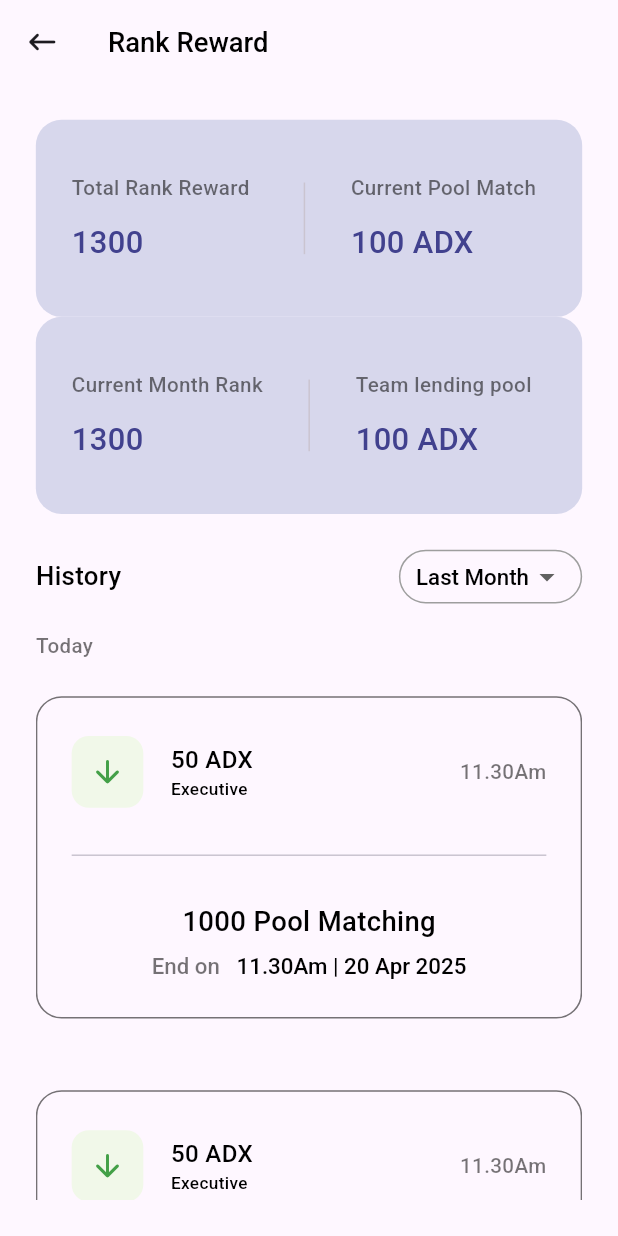
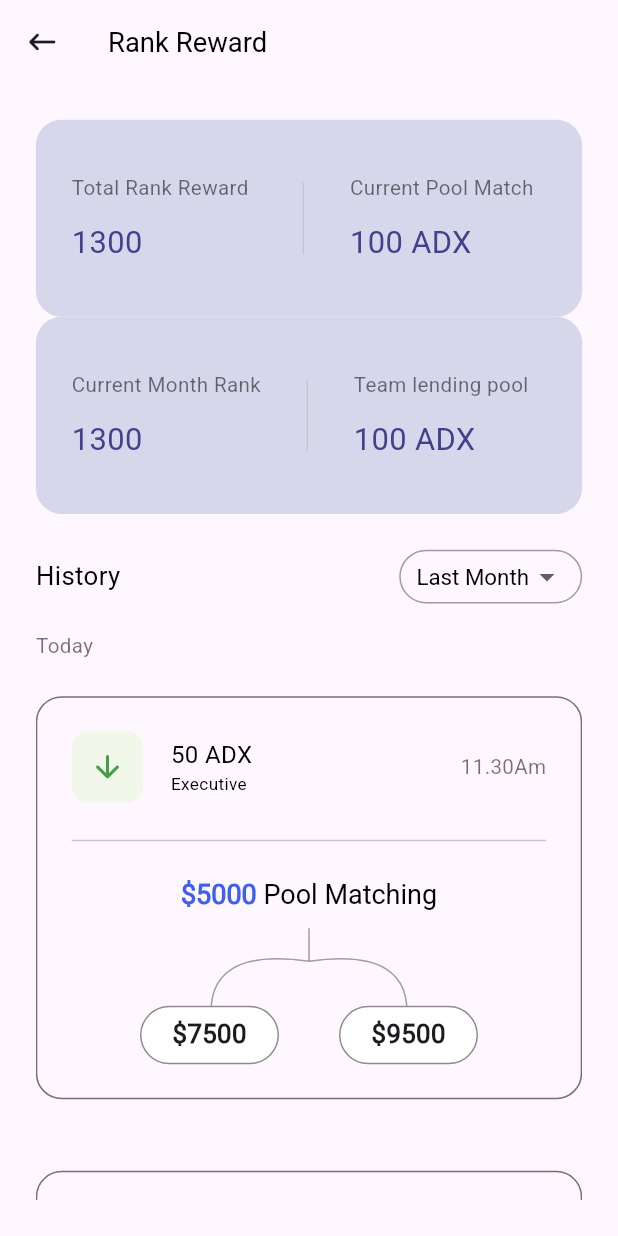
Before and after one commit to dheedeveloper/adrox, a Flutter app: the RankReward screen opened directly, on a phone screen of 412 x 824 dp. Run offline on Flutter 3.47's test engine with Material 3 defaults, Android fonts, the light colour scheme and no system bars; our stand-ins replace flutter_screenutil.

Commit message:
text allign

```diff
--- a/lib/screens/Landing/profitMenu/profitRank/rankreward.dart
+++ b/lib/screens/Landing/profitMenu/profitRank/rankreward.dart
@@ -18,7 +18,7 @@ class _RankRewardState extends State<RankReward> {
       appBar: AppBar(leading: IconButton(icon: Icon(Icons.keyboard_backspace_rounded), onPressed: () {
         Navigator.pop(context);
       },),
-      title: Text("Rank Reward",style: TextStyle(color: Colors.black, fontFamily: "Roboto-medium", fontSize: 16.sp,)),),
+      title: Text("Rank Reward",style: TextStyle(color: Colors.black, fontFamily: "Roboto-regular", fontSize: 16.sp,)),),
       body: Container(
         height: double.infinity,width: double.infinity.w,padding: EdgeInsets.all(20.h),
         child: Column(
@@ -35,8 +35,8 @@ class _RankRewardState extends State<RankReward> {
                     mainAxisAlignment: MainAxisAlignment.spaceEvenly,
                     crossAxisAlignment: CrossAxisAlignment.start,
                     children: [
-                      Text("Total Rank Reward",style: TextStyle(color: Colors.black54, fontFamily: "Roboto-medium", fontSize: 12.sp,)),
-                      Text("1300 ",style: TextStyle(color: Color(0xff41418E), fontFamily: "Roboto-medium", fontSize: 18.sp,)),
+                      Text("Total Rank Reward",style: TextStyle(color: Colors.black54, fontFamily: "Roboto-regular", fontSize: 12.sp,)),
+                      Text("1300 ",style: TextStyle(color: Color(0xff41418E), fontFamily: "Roboto-regular", fontSize: 18.sp,)),
                     ],),
                   SizedBox(width: 25.w,),
                   VerticalDivider(indent: 15.h,endIndent: 15.h,),
@@ -45,8 +45,8 @@ class _RankRewardState extends State<RankReward> {
                     mainAxisAlignment: MainAxisAlignment.spaceEvenly,
                     crossAxisAlignment: CrossAxisAlignment.start,
                     children: [
-                      Text("Current Pool Match",style: TextStyle(color: Colors.black54, fontFamily: "Roboto-medium", fontSize: 12.sp,)),
-                      Text("100 ADX",style: TextStyle(color: Color(0xff41418E), fontFamily: "Roboto-medium", fontSize: 18.sp,)),
+                      Text("Current Pool Match",style: TextStyle(color: Colors.black54, fontFamily: "Roboto-regular", fontSize: 12.sp,)),
+                      Text("100 ADX",style: TextStyle(color: Color(0xff41418E), fontFamily: "Roboto-regular", fontSize: 18.sp,)),
                     ],),
                 ],
               ),),
@@ -61,8 +61,8 @@ class _RankRewardState extends State<RankReward> {
                     mainAxisAlignment: MainAxisAlignment.spaceEvenly,
                     crossAxisAlignment: CrossAxisAlignment.start,
                     children: [
-                      Text("Current Month Rank",style: TextStyle(color: Colors.black54, fontFamily: "Roboto-medium", fontSize: 12.sp,)),
-                      Text("1300 ",style: TextStyle(color: Color(0xff41418E), fontFamily: "Roboto-medium", fontSize: 18.sp,)),
+                      Text("Current Month Rank",style: TextStyle(color: Colors.black54, fontFamily: "Roboto-regular", fontSize: 12.sp,)),
+                      Text("1300 ",style: TextStyle(color: Color(0xff41418E), fontFamily: "Roboto-regular", fontSize: 18.sp,)),
                     ],),
                   SizedBox(width: 20.w,),
                   VerticalDivider(indent: 15.h,endIndent: 15.h,),
@@ -71,15 +71,15 @@ class _RankRewardState extends State<RankReward> {
                     mainAxisAlignment: MainAxisAlignment.spaceEvenly,
                     crossAxisAlignment: CrossAxisAlignment.start,
                     children: [
-                      Text("Team lending pool",style: TextStyle(color: Colors.black54, fontFamily: "Roboto-medium", fontSize: 12.sp,)),
-                      Text("100 ADX",style: TextStyle(color: Color(0xff41418E), fontFamily: "Roboto-medium", fontSize: 18.sp,)),
+                      Text("Team lending pool",style: TextStyle(color: Colors.black54, fontFamily: "Roboto-regular", fontSize: 12.sp,)),
+                      Text("100 ADX",style: TextStyle(color: Color(0xff41418E), fontFamily: "Roboto-regular", fontSize: 18.sp,)),
                     ],),
                 ],
               ),),
             SizedBox(height: 20.h,),
             Row(
               children: [
-                Text("History",style: TextStyle(color: Colors.black, fontFamily: "Roboto-medium", fontSize: 15.sp,)),
+                Text("History",style: TextStyle(color: Colors.black, fontFamily: "Roboto-regular", fontSize: 15.sp,)),
                 Spacer(),
                 SizedBox(height: 30.h,
                   child: DecoratedBox(
@@ -93,17 +93,17 @@ class _RankRewardState extends State<RankReward> {
                         child: DropdownButton<String>(
                           borderRadius: BorderRadius.all(Radius.circular(15.r)),
                           value: selectedValue,
-                          style: TextStyle(color: Colors.black, fontFamily: "Roboto-medium", fontSize: 13.sp,),
+                          style: TextStyle(color: Colors.black, fontFamily: "Roboto-regular", fontSize: 13.sp,),
                           items: [
                             DropdownMenuItem(
                               value: "Last Month",
                               child: Text("Last Month",
-                                  style: TextStyle(color: Colors.black, fontFamily: "Roboto-medium", fontSize: 13.sp,)),
+                                  style: TextStyle(color: Colors.black, fontFamily: "Roboto-regular", fontSize: 13.sp,)),
                             ),
                             DropdownMenuItem(
                               value: "Last Year",
                               child: Text("Last Year",
-                                  style: TextStyle(color: Colors.black, fontFamily: "Roboto-medium", fontSize: 13.sp,)),
+                                  style: TextStyle(color: Colors.black, fontFamily: "Roboto-regular", fontSize: 13.sp,)),
                             ),
                           ],
                           onChanged: (newValue) {
@@ -118,7 +118,7 @@ class _RankRewardState extends State<RankReward> {
                 )
               ],
             ),            SizedBox(height: 15.h,),
-            Text("Today",style: TextStyle(color: Colors.black54, fontFamily: "Roboto-medium", fontSize: 12.sp,)),
+            Text("Today",style: TextStyle(color: Colors.black54, fontFamily: "Roboto-regular", fontSize: 12.sp,)),
             Expanded(
               child: ListView.builder(
                 itemCount: 6,
@@ -126,7 +126,7 @@ class _RankRewardState extends State<RankReward> {
                   padding: EdgeInsets.symmetric(vertical: 20.h),
                   child: Container(
                     padding: EdgeInsets.symmetric(horizontal: 20.w,vertical: 15.h),
-                    height: 180.h,width: double.infinity,decoration: BoxDecoration(border: Border.all(color: Colors.black54),
+                    height: 225.h,width: double.infinity,decoration: BoxDecoration(border: Border.all(color: Colors.black54),
                       borderRadius: BorderRadius.circular(15.w)),
                     child: Column(
                       mainAxisAlignment: MainAxisAlignment.spaceEvenly,
@@ -144,39 +144,45 @@ class _RankRewardState extends State<RankReward> {
                               mainAxisAlignment: MainAxisAlignment.center,
                               crossAxisAlignment: CrossAxisAlignment.start,
                               children: [
-                                Text("50 ADX",style: TextStyle(color: Colors.black, fontFamily: "Roboto-medium", fontSize: 14.sp,)),
-                                Text("Executive",style: TextStyle(color: Colors.black, fontFamily: "Roboto-medium", fontSize: 10.sp,)),
+                                Text("50 ADX",style: TextStyle(color: Colors.black, fontFamily: "Roboto-regular", fontSize: 14.sp,)),
+                                Text("Executive",style: TextStyle(color: Colors.black, fontFamily: "Roboto-regular", fontSize: 10.sp,)),
                               ],),
-                            Spacer(),
-                            Text("11.30Am",style: TextStyle(color: Colors.black54, fontFamily: "Roboto-medium", fontSize: 12.sp,)),
+                            const Spacer(),
+                            Text("11.30Am",style: TextStyle(color: Colors.black54, fontFamily: "Roboto-regular", fontSize: 12.sp,)),
                           ],),
                         SizedBox(height: 7.h,),
-                        Divider(),
+                        const Divider(),
                         SizedBox(height: 7.h,),
-                        Text("1000 Pool Matching",style: TextStyle(color: Colors.black, fontFamily: "Roboto-medium", fontSize: 16.sp,)),
-                        RichText(
-                          text: TextSpan(
+                        Center(
+                          child: RichText(
+                            text: const TextSpan(
+                              style: TextStyle(fontSize: 16, color: Colors.black),
+                              children: [
+                                TextSpan(
+                                  text: "\$5000",
+                                  style: TextStyle(fontSize: 18, fontFamily: "Roboto-regular",fontWeight: FontWeight.bold, color: Color(0xff3F5FF2)),
+                                ),
+                                TextSpan(text: " Pool Matching",
+                                  style: TextStyle(fontSize: 18, fontFamily: "Roboto-regular", color: Colors.black),),
+                              ],
+                            ),
+                          ),
+                        ),
+                    CustomPaint(
+                      painter: TreePainter(),
+                      child: Column(
+                        children: [
+                          SizedBox(height: 50.h), // Space for lines
+                          Row(
+                            mainAxisAlignment: MainAxisAlignment.center,
                             children: [
-                              TextSpan(
-                                text: "End on   ", // Top text with smaller font size
-                                style: TextStyle(
-                                  color: Colors.black54,
-                                  fontWeight: FontWeight.normal,
-                                  fontFamily: "Roboto-medium",
-                                  fontSize: 13.sp, // Smaller font size
-                                ),
-                              ),
-                              TextSpan(
-                                text: "11.30Am | 20 Apr 2025", // Bottom text with larger font size
-                                style: TextStyle(
-                                  color: Colors.black,
-                                  fontFamily: "Roboto-medium",
-                                  fontSize: 13.sp, // Larger font size
-                                ),
-                              ),
+                              buildAmountBox("\$7500"),
+                              const SizedBox(width: 40),
+                              buildAmountBox("\$9500"),
                             ],
                           ),
-                        ),
+                        ],
+                      )),
                       ],),),
                 ),
               ),
@@ -186,3 +192,58 @@ class _RankRewardState extends State<RankReward> {
     ));
   }
 }
+
+Widget buildAmountBox(String amount) {
+  return Container(
+    padding: EdgeInsets.symmetric(vertical: 5.h, horizontal: 18.w),
+    decoration: BoxDecoration(
+      border: Border.all(color: Colors.black45),
+      borderRadius: BorderRadius.circular(20),
+      color: Colors.white,
+    ),
+    child: Text(
+      amount,
+      style: TextStyle(fontSize: 15.sp, fontWeight: FontWeight.bold,fontFamily: "Roboto-regular",),
+    ),
+  );
+}
+
+
+class TreePainter extends CustomPainter {
+  @override
+  void paint(Canvas canvas, Size size) {
+    final Paint paint = Paint()
+      ..color = Colors.grey
+      ..strokeWidth = 1
+      ..style = PaintingStyle.stroke;
+
+    final Path path = Path();
+
+    final double centerX = size.width / 2;
+    const double startY = 8;
+    const double midY = 30; // First downward curve
+    const double curveY = 20; // Midpoint of the curve
+    const double endY = 70; // Bottom position where boxes are placed
+
+    final double leftX = centerX -65;
+    final double rightX = centerX + 65;
+
+    // Draw vertical line down from top
+    path.moveTo(centerX, startY);
+    path.lineTo(centerX, midY);
+
+    // Draw curved connector to the left box
+    path.moveTo(centerX, midY);
+    path.quadraticBezierTo(centerX - 70, curveY, leftX, endY);
+
+    // Draw curved connector to the right box
+    path.moveTo(centerX, midY);
+    path.quadraticBezierTo(centerX + 70, curveY, rightX, endY);
+
+    // Draw on canvas
+    canvas.drawPath(path, paint);
+  }
+
+  @override
+  bool shouldRepaint(CustomPainter oldDelegate) => false;
+}
--- a/lib/screens/Landing/profitMenu/referralscreens/profitreferral.dart
+++ b/lib/screens/Landing/profitMenu/referralscreens/profitreferral.dart
@@ -15,7 +15,7 @@ class _ProfitReferralState extends State<ProfitReferral> with SingleTickerProvid
   @override
   void initState() {
     super.initState();
-    _tabController = TabController(length: 5, vsync: this);
+    _tabController = TabController(length: 5, vsync:  this);
   }
 
   @override
```
Also changed, not shown: lib/screens/Landing/homemenu/homescreen.dart (+10 -6 lines), lib/screens/Landing/lendingMenu/lendingscreen.dart (+23 -5 lines), lib/screens/Landing/profitMenu/collabscreens/collabtab.dart (+100 -39 lines), lib/screens/Landing/profitMenu/profiTeam/inactiveteam.dart (+13 -13 lines), lib/screens/Landing/profitMenu/profiTeam/profitteam.dart (+13 -13 lines), lib/screens/Landing/profitMenu/profitLending/lendingbonus.dart (+13 -13 lines), lib/screens/Landing/profitMenu/profitLending/profitlendhistory.dart (+18 -18 lines), lib/screens/Landing/profitMenu/profitPool/leftpool.dart (+13 -13 lines), lib/screens/Landing/profitMenu/profitPool/profitpool.dart (+13 -13 lines), lib/screens/Landing/profitMenu/profitscreen.dart (+5 -5 lines), lib/screens/Landing/profitMenu/referralscreens/directscreen.dart (+14 -14 lines), pubspec.lock, 3 other files.
